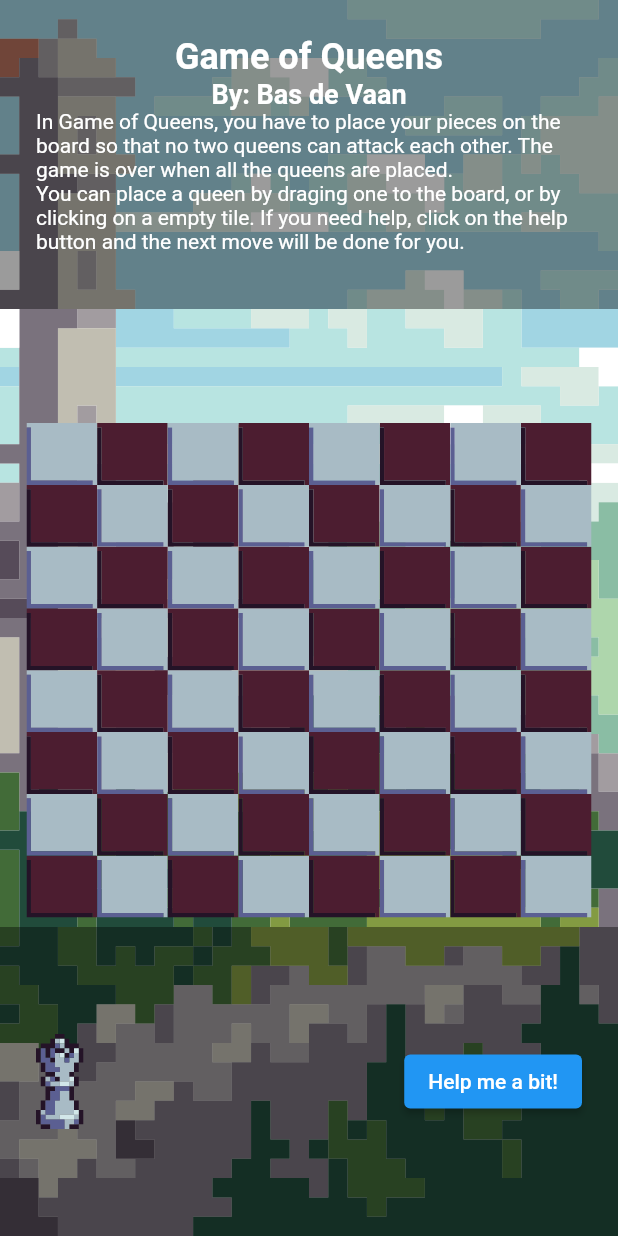
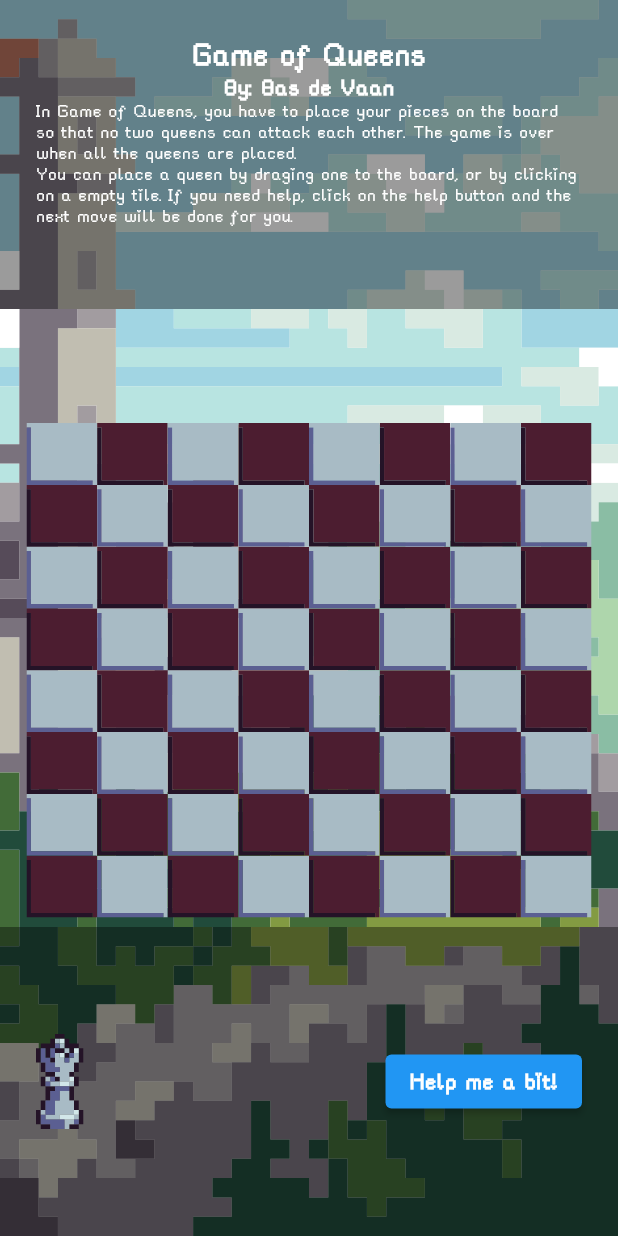
Before and after one commit to Bassiuz/game_of_queens, a Flutter app: the screen it shows after launch, on a phone screen of 412 x 824 dp. Run offline on Flutter 3.47's test engine with Material 2 defaults, Android fonts, the phone set to English and light mode, and no system bars; our stand-ins replace confetti, flutter_svg.

Commit message:
add better matching font

```diff
--- a/lib/common/app_theme.dart
+++ b/lib/common/app_theme.dart
@@ -8,18 +8,21 @@ class AppTheme {
   static const double menuPadding = 24.0;
 
   static TextStyle titleStyle = const TextStyle(
+    fontFamily: 'RainyHearts',
     fontSize: 24,
     fontWeight: FontWeight.bold,
     color: Colors.white,
   );
 
   static TextStyle subTitleStyle = const TextStyle(
+    fontFamily: 'RainyHearts',
     fontSize: 18,
     fontWeight: FontWeight.bold,
     color: Colors.white,
   );
 
   static TextStyle textStyle = const TextStyle(
+    fontFamily: 'RainyHearts',
     color: Colors.white,
   );
 }
--- a/lib/widgets/help_button.dart
+++ b/lib/widgets/help_button.dart
@@ -1,4 +1,5 @@
 import 'package:flutter/material.dart';
+import '../common/app_theme.dart';
 import 'package:provider/provider.dart';
 
 import '../providers/board_state_provider.dart';
@@ -13,6 +14,6 @@ class HelpButton extends StatelessWidget {
           Provider.of<BoardStateProvider>(context, listen: false)
               .doSuggestedMove();
         },
-        child: const Text('Help me a bit!'));
+        child: Text('Help me a bit!', style: AppTheme.subTitleStyle));
   }
 }
--- a/lib/widgets/introduction_widget.dart
+++ b/lib/widgets/introduction_widget.dart
@@ -1,5 +1,5 @@
 import 'package:flutter/material.dart';
-import 'package:game_of_queens/common/app_theme.dart';
+import '../common/app_theme.dart';
 
 class Introduction extends StatelessWidget {
   const Introduction({Key? key}) : super(key: key);
@@ -8,6 +8,7 @@ class Introduction extends StatelessWidget {
   Widget build(BuildContext context) {
     return SingleChildScrollView(
       child: Column(
+        // Generally speaking I would like to save these texts somewhere else; probably with a language file. But since these are the only texts in the app and internationalization seems a bit overkill here, I'll just leave them here.
         children: [
           Text('Game of Queens', style: AppTheme.titleStyle),
           Text('By: Bas de Vaan', style: AppTheme.subTitleStyle),
--- a/pubspec.yaml
+++ b/pubspec.yaml
@@ -25,3 +25,7 @@ flutter:
   uses-material-design: true
   assets:
     - assets/
+  fonts:
+    - family: RainyHearts
+      fonts:
+        - asset: assets/rainyhearts.ttf
```
Also changed, not shown: assets/rainyhearts.ttf (added).
